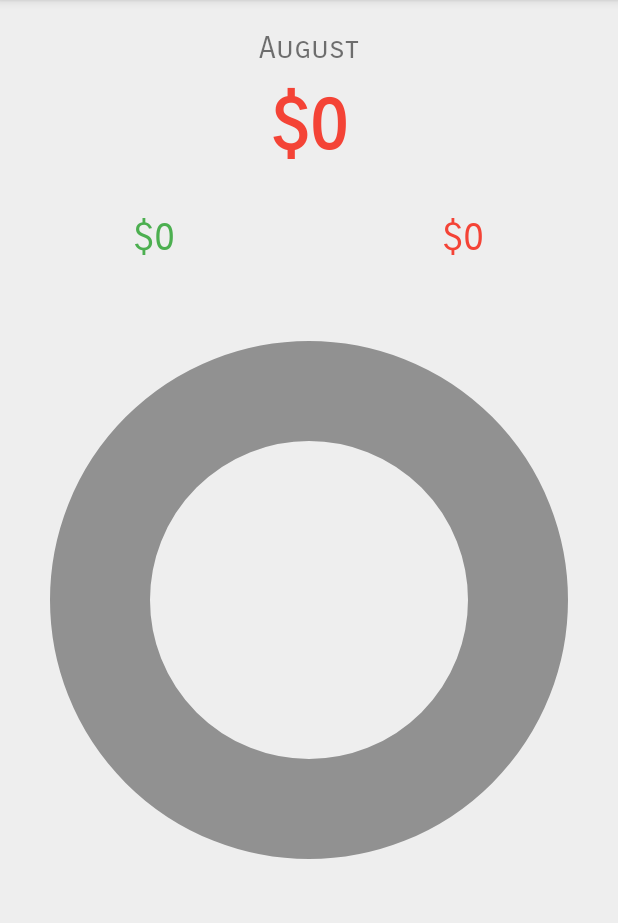
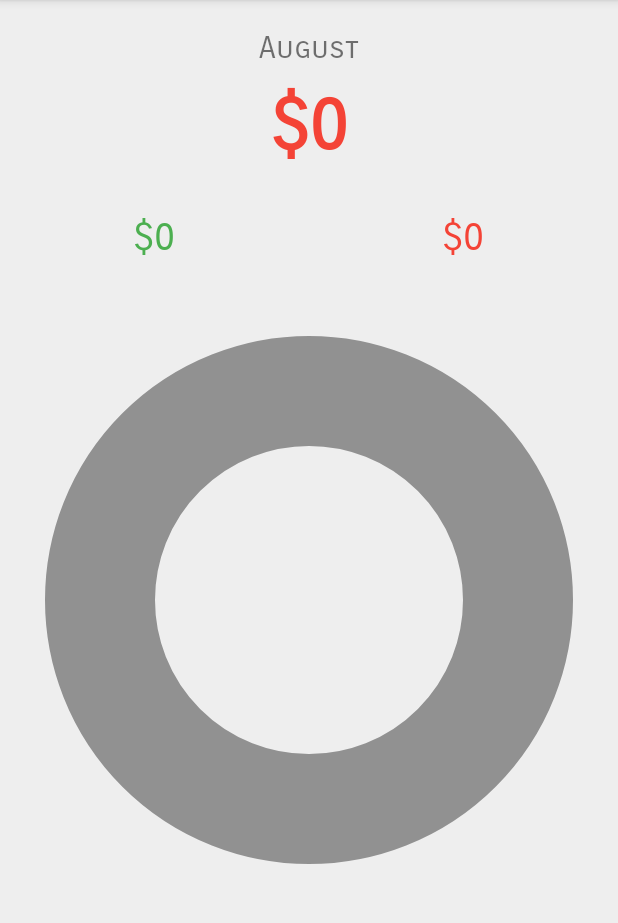
Before and after one commit to ShaelShah/Expense-Manager, an Android app: the screen it shows after launch (LandingActivity), after a tap on "Close navigation drawer", on a phone screen of 412 x 824 dp, the part 84-1007 px from its top. Run offline under Robolectric (Android 15) with nearby library versions, the phone set to English and light mode, and no system bars; 2 other taps on this screen came first.

Commit message:
Fixed some bugs

```diff
--- a/app/src/main/java/com/shael/shah/expensemanager/fragment/SegmentsFragment.java
+++ b/app/src/main/java/com/shael/shah/expensemanager/fragment/SegmentsFragment.java
@@ -62,7 +62,7 @@ public class SegmentsFragment extends Fragment {
 
         List<Category> categories = DataSingleton.getInstance().getCategories();
 
-        Segment budgetSegment = new Segment(getActivity(), null, 90, 360, Color.BLACK, 100, 100);
+        Segment budgetSegment = new Segment(getActivity(), null, 90, 360, Color.BLACK, 100, 110);
         segments.add(budgetSegment);
         segmentsFrameLayout.addView(budgetSegment);
 
@@ -82,8 +82,8 @@ public class SegmentsFragment extends Fragment {
             }
 
             if (catAmount != 0) {
-                Segment segment = new Segment(getActivity(), null, prevAmount, (360 - prevAmount) + 90, c.getColor(), 255, 80);
-                //Segment segment = new Segment(getActivity(), null, prevAmount, 360 * (catAmount / total), c.getColor(), 255, 80);
+                //Segment segment = new Segment(getActivity(), null, prevAmount + 2, (360 - prevAmount) + 90 - 2, c.getColor(), 255, 80);
+                Segment segment = new Segment(getActivity(), null, prevAmount + 1, (360 * (catAmount / total)) - 1, c.getColor(), 255, 80);
                 prevAmount += 360 * (catAmount / total);
 
                 segments.add(segment);
--- a/app/src/main/java/com/shael/shah/expensemanager/model/Segment.java
+++ b/app/src/main/java/com/shael/shah/expensemanager/model/Segment.java
@@ -9,59 +9,38 @@ import android.view.View;
 
 public class Segment extends View {
 
-    //private Path path;
     private RectF rect;
     private Paint paint;
-    //private Paint textPaint;
 
     private float startAngle;
     private float currentAngle;
     private float sweepAngle;
 
-    //private String category;
-
-    public Segment(Context context, AttributeSet attrs, float startAngle, float sweepAngle, int color, int alpha, int strokeWidth/*, String category*/) {
+    public Segment(Context context, AttributeSet attrs, float startAngle, float sweepAngle, int color, int alpha, int strokeWidth) {
         super(context, attrs);
 
         //Create RectF
         rect = new RectF(0, 0, 0, 0);
 
-        //Create Path
-        //path = new Path();
-        //path.addArc(rect, startAngle, sweepAngle);
-
         //Create Paint and initialize
         paint = new Paint();
         paint.setAntiAlias(true);
-        //paint.setStyle(Paint.Style.FILL_AND_STROKE);
-        //paint.setStrokeWidth(1f);
+        paint.setFlags(Paint.ANTI_ALIAS_FLAG);
         paint.setStyle(Paint.Style.STROKE);
         paint.setStrokeWidth(strokeWidth);
         paint.setColor(color);
         paint.setAlpha(alpha);
-        //paint.setTextAlign(Paint.Align.CENTER);
-        //paint.setTextSize(16f);
-
-        //Create TextPaint and initialize
-        //textPaint = new Paint();
-        //textPaint.setAntiAlias(true);
-        //textPaint.setColor(color);
-        //textPaint.setTextAlign(Paint.Align.CENTER);
-        //textPaint.setTextSize(24f);
 
         //Setup member values
         this.startAngle = startAngle;
         this.sweepAngle = sweepAngle;
         this.currentAngle = 0;
-        //this.category = category;
     }
 
     @Override
     protected void onDraw(Canvas canvas) {
         super.onDraw(canvas);
         canvas.drawArc(rect, startAngle, currentAngle, false, paint);
-        //canvas.drawTextOnPath(category, path, 0, 20, textPaint);
-        //postInvalidate();
     }
 
     @Override
```
Also changed, not shown: app/src/main/java/com/shael/shah/expensemanager/activity/BackupRestoreActivity.java (+9 -1 lines).
